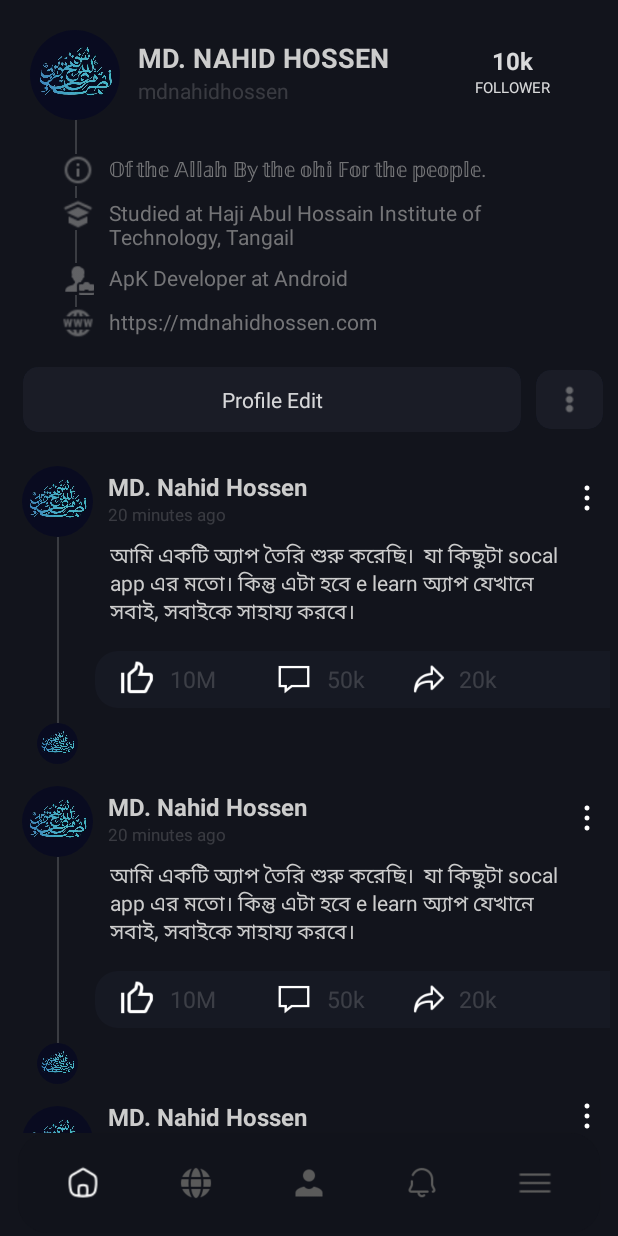
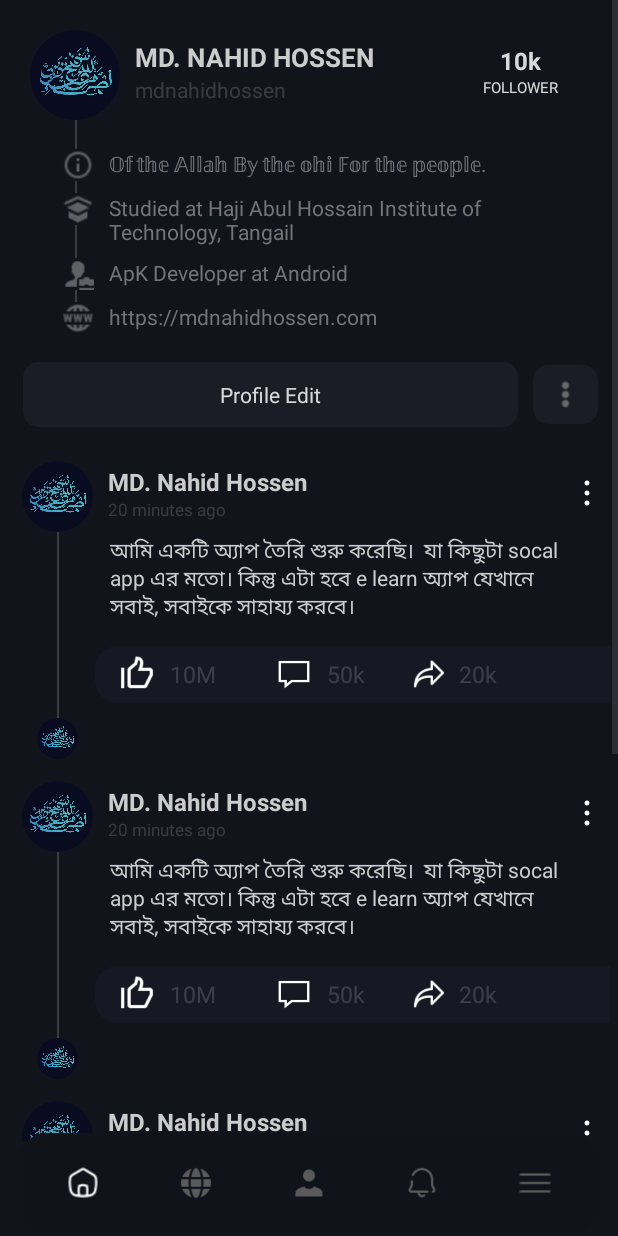
Before and after one commit to appscraftbd/NEED_SOCAL, an Android app: the fragment ProfileFragment placed in its activity, on a phone screen of 412 x 824 dp. Run offline under Robolectric (Android 15) with nearby library versions, the phone set to English and light mode, and no system bars; our stand-ins replace CircleImageView.

Commit message:
error handelling

```diff
--- a/app/src/main/java/com/appscraftbd/needasocal/Login_from.java
+++ b/app/src/main/java/com/appscraftbd/needasocal/Login_from.java
@@ -145,17 +145,21 @@ public class Login_from extends AppCompatActivity {
                             SQL_LITE sqlLite = new SQL_LITE(getApplicationContext());
                             Cursor result = sqlLite.data_result();
 
-
+                            try {
                                 if(result.getCount() ==0) {
                                     long rowid = sqlLite.data_insert(uid,pass);
                                     Intent main_class = new Intent(Login_from.this,MainActivity.class);
                                     startActivity(main_class);
 
-                            }
+                                }else {
                                     sqlLite.data_update(uid,pass);
                                     Intent main_class = new Intent(Login_from.this,MainActivity.class);
                                     startActivity(main_class);
 
+                                }
+                            }catch (Exception e){
+
+                            }
 
 
                         }else {
--- a/app/src/main/java/com/appscraftbd/needasocal/MainActivity.java
+++ b/app/src/main/java/com/appscraftbd/needasocal/MainActivity.java
@@ -43,10 +43,12 @@ public class MainActivity extends AppCompatActivity {
 
         ///////user search
         Cursor result = sqlLite.data_result();
+
+        try{
             if(result.getCount() ==0){
                 Intent sign = new Intent(MainActivity.this, Login_from.class);
                 startActivity(sign);
-        }else {
+            } else {
                 /// data read
                 StringBuffer stringBuffer = new StringBuffer();
                 StringBuffer stringBuffer1 = new StringBuffer();
@@ -57,16 +59,19 @@ public class MainActivity extends AppCompatActivity {
                     this.pass = "" + stringBuffer1;
                     break;
                 }
-
+            }
+        }catch ( Exception e)
+        {
         }
 
 
-
-        ///////////////////////
-        if(user.length() <=3 ){
+        try {
+            ///////////////
+         if (user.length() <=3 ) {
             Intent sign = new Intent(MainActivity.this, Login_from.class);
             startActivity(sign);
-        }
+        }else {
+
 
         AboutFragment aboutFragment = new AboutFragment();
 
@@ -120,9 +125,10 @@ public class MainActivity extends AppCompatActivity {
             }
         });
 
+         }//else..........
+        }catch (Exception e){
 
-
-
+        }
 
 
     }
--- a/app/src/main/res/layout/fragment_about.xml
+++ b/app/src/main/res/layout/fragment_about.xml
@@ -5,7 +5,7 @@
     android:layout_height="match_parent"
     xmlns:app="http://schemas.android.com/apk/res-auto"
     android:background="#12141C"
-    android:orientation="vertical"
+    android:scrollbars="none"
     tools:context=".AboutFragment">
     <LinearLayout
         android:layout_width="match_parent"
@@ -63,7 +63,7 @@
                 android:layout_width="match_parent"
                 android:layout_height="wrap_content"
                 android:layout_marginLeft="12dp"
-                android:layout_marginRight="100dp"
+                android:layout_marginRight="40dp"
                 android:gravity="center_vertical"
                 android:layout_gravity="center_vertical"
                 android:layout_marginTop="-5dp"
--- a/app/src/main/res/layout/fragment_profile.xml
+++ b/app/src/main/res/layout/fragment_profile.xml
@@ -1,12 +1,18 @@
 <?xml version="1.0" encoding="utf-8"?>
-<LinearLayout xmlns:android="http://schemas.android.com/apk/res/android"
+<ScrollView xmlns:android="http://schemas.android.com/apk/res/android"
     xmlns:tools="http://schemas.android.com/tools"
     android:layout_width="match_parent"
     android:layout_height="match_parent"
     xmlns:app="http://schemas.android.com/apk/res-auto"
     android:background="#12141C"
-    android:orientation="vertical"
     tools:context=".ProfileFragment">
+
+    <LinearLayout
+        android:layout_width="match_parent"
+        android:layout_height="match_parent"
+        android:orientation="vertical"
+        >
+
 
 
     <LinearLayout
@@ -53,8 +59,8 @@
         <LinearLayout
             android:layout_width="match_parent"
             android:layout_height="wrap_content"
-            android:layout_marginLeft="12dp"
-            android:layout_marginRight="100dp"
+            android:layout_marginLeft="10dp"
+            android:layout_marginRight="90dp"
             android:orientation="vertical">
             <TextView
                 android:id="@+id/username"
@@ -62,8 +68,8 @@
                 android:layout_height="wrap_content"
                 android:text="MD. NAHID HOSSEN"
                 android:textColor="#CCCCCC"
-                android:textSize="18dp"
-                android:paddingRight="15dp"
+                android:textSize="17dp"
+                android:paddingRight="10dp"
                 android:textStyle="bold"
                 android:layout_marginTop="6dp"
 
@@ -83,7 +89,7 @@
             android:layout_width="match_parent"
             android:layout_height="match_parent"
             android:orientation="vertical"
-            android:layout_marginLeft="-120dp"
+            android:layout_marginLeft="-110dp"
             android:layout_marginTop="-5dp"
             android:layout_gravity="center"
             android:gravity="center"
@@ -129,7 +135,7 @@
                 android:layout_height="wrap_content"
                 android:orientation="vertical"
                 android:layout_marginLeft="-20dp"
-                android:layout_marginTop="17dp"
+                android:layout_marginTop="14dp"
                 >
                 <!--            bio information-->
                 <LinearLayout
@@ -279,7 +285,7 @@
             android:layout_height="match_parent"
             android:layout_gravity="center_vertical"
             android:layout_weight="1"
-            android:layout_marginRight="10dp"
+            android:layout_marginRight="13dp"
             android:layout_marginTop="5dp"
             android:layout_marginBottom="5dp"
             android:backgroundTint="#181E37"
@@ -314,5 +320,5 @@
 
 
 
-
-</LinearLayout>
+    </LinearLayout>
+</ScrollView>
```
Lines whose indentation alone changed are shown as unchanged.
